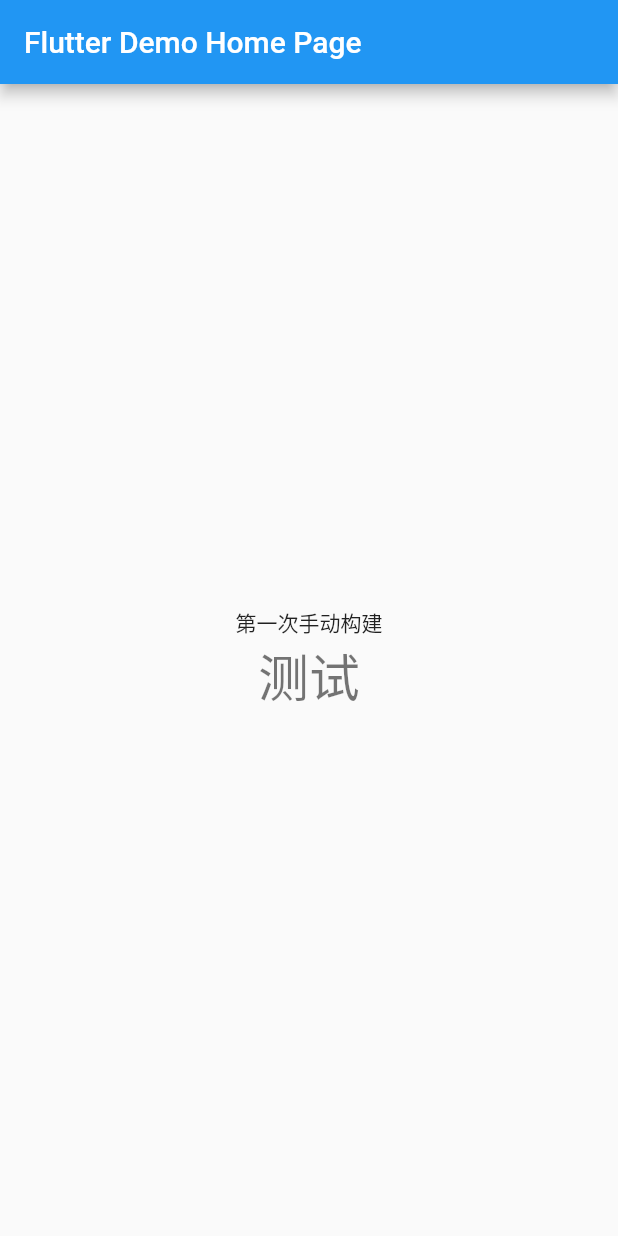
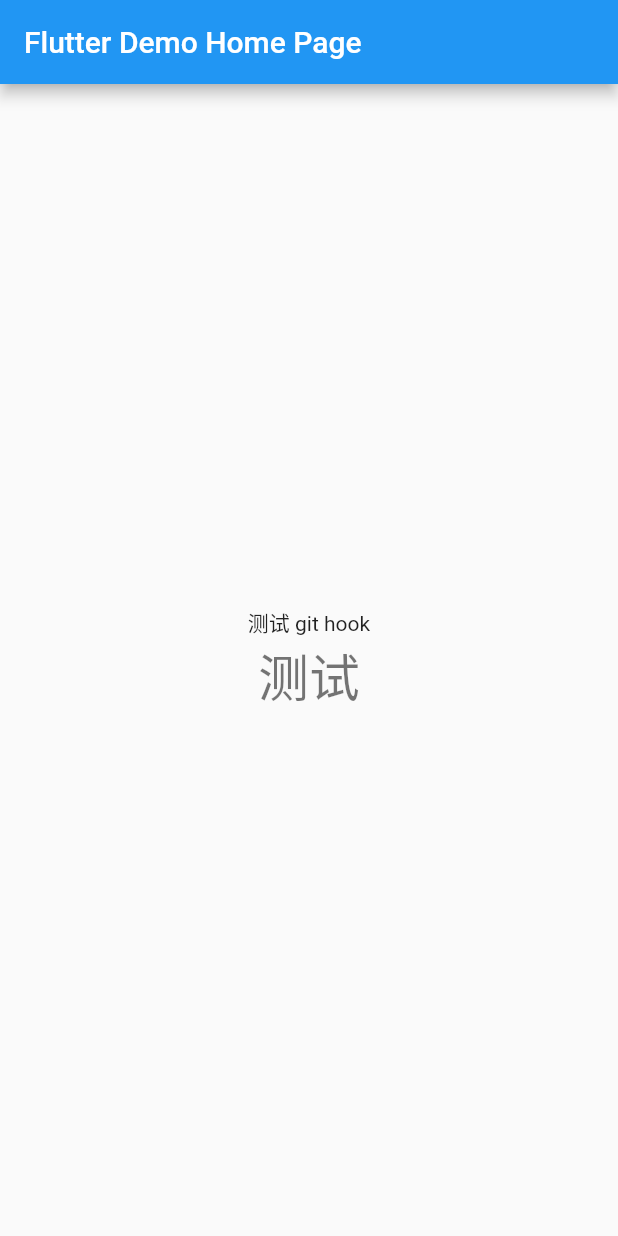
Before and after one commit to StanleyCocos/jenkins_flutter, a Flutter app: the screen it shows after launch, on a phone screen of 412 x 824 dp. Run offline on Flutter 3.47's test engine with Material 2 defaults, Android fonts, the phone set to English and light mode, and no system bars.

Commit message:
测试 git hook

```diff
--- a/lib/main.dart
+++ b/lib/main.dart
@@ -96,7 +96,7 @@ class _MyHomePageState extends State<MyHomePage> {
           mainAxisAlignment: MainAxisAlignment.center,
           children: <Widget>[
             const Text(
-              '第一次手动构建',
+              '测试 git hook',
             ),
             Text(
               '测试',
```
Also changed, not shown: 1 other file.
